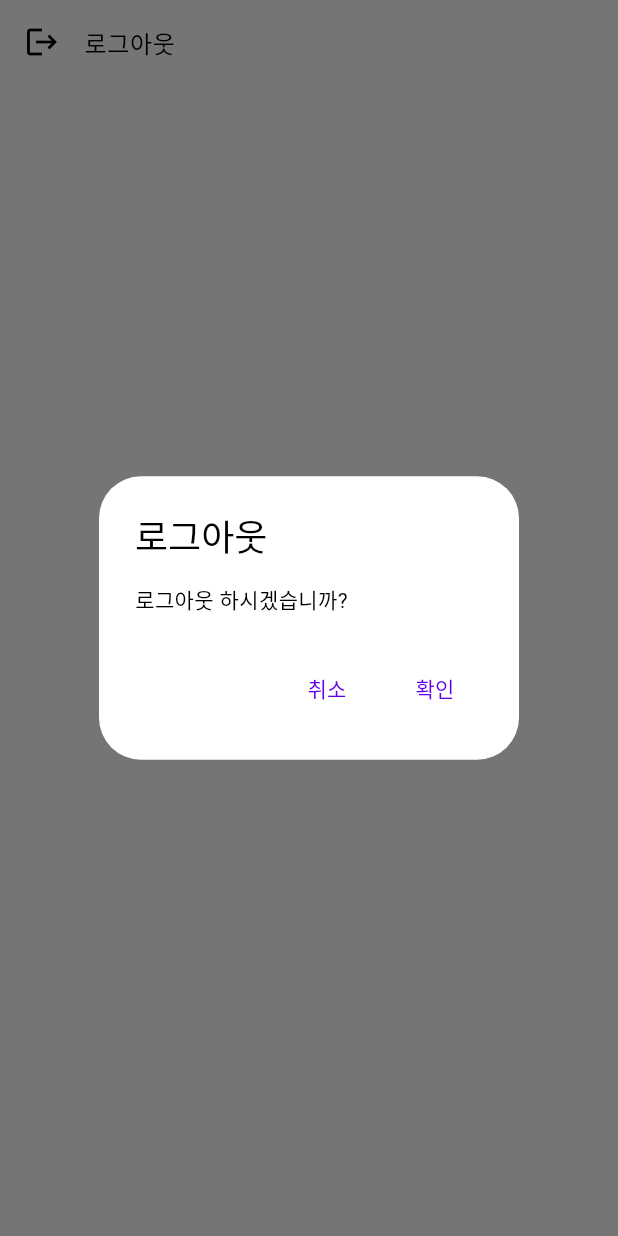
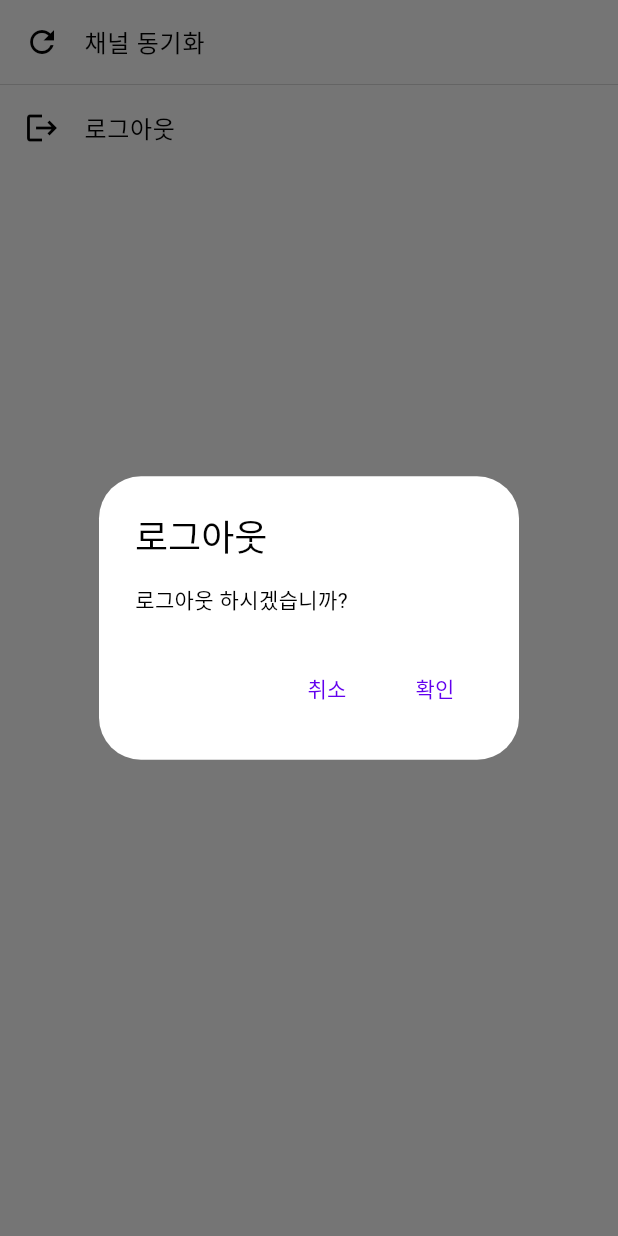
Before and after one commit to softwar7/weplan, a Flutter app: the SettingsPage widget shown alone on an empty page, opened directly, after a tap on "로그아웃", on a phone screen of 412 x 824 dp. Run offline on Flutter 3.47's test engine with Material 2 defaults, Android fonts, the phone set to English and light mode, and no system bars; our stand-ins replace dio, flutter_secure_storage, logger, retrofit, timeago; missing offline and left inert: flutter_timetable; accounts and stored records are empty; generated files the repository leaves out were written again.

Commit message:
feat: settings page add channel forced update

```diff
--- a/lib/screens/settings_page.dart
+++ b/lib/screens/settings_page.dart
@@ -2,12 +2,25 @@ import 'package:flutter/material.dart';
 
 import 'package:provider/provider.dart';
 
+import 'package:weplan/components/snackbar.dart';
 import 'package:weplan/services/auth_service.dart';
+import 'package:weplan/services/channel_service.dart';
 
 class SettingsPage extends StatelessWidget {
   SettingsPage({super.key});
 
   final List<ListTile Function(BuildContext)> items = [
+    (context) => ListTile(
+          leading: const Icon(Icons.refresh),
+          title: const Text('채널 동기화'),
+          onTap: () {
+            context
+                .read<ChannelService>()
+                .updateChannels()
+                .then((value) => showSnackBar(context, '채널 동기화 완료'))
+                .catchError((e) => showErrorSnackBar(context, '채널 동기화 실패'));
+          },
+        ),
     (context) => ListTile(
           leading: const Icon(Icons.logout),
           title: const Text('로그아웃'),
```
